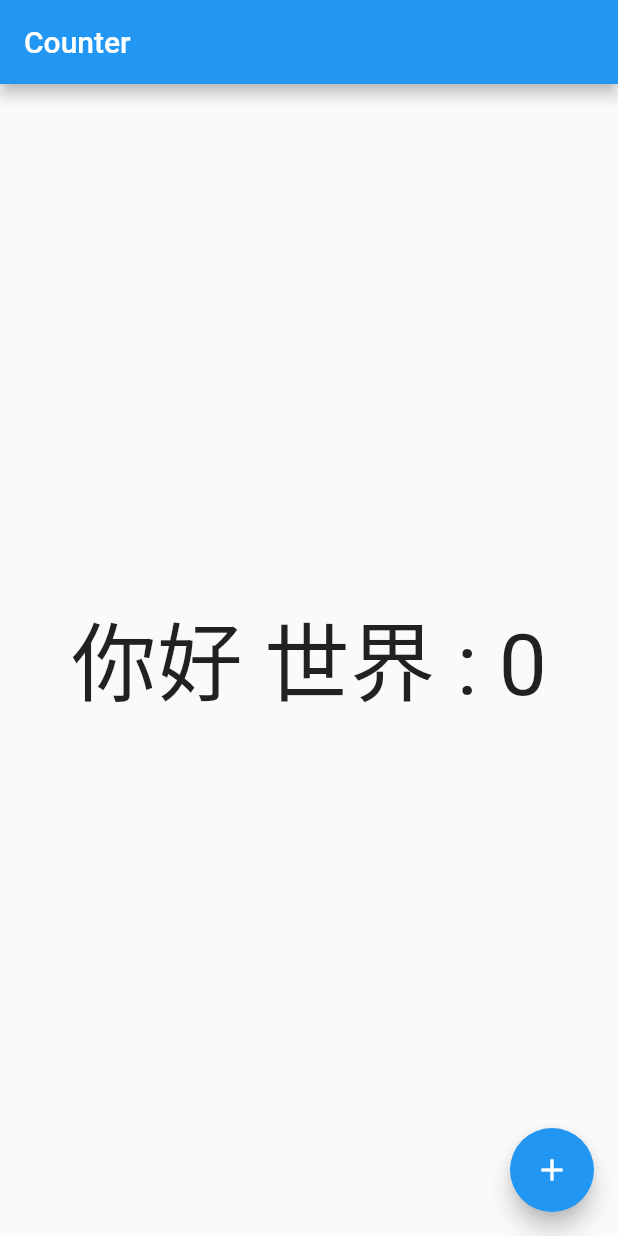
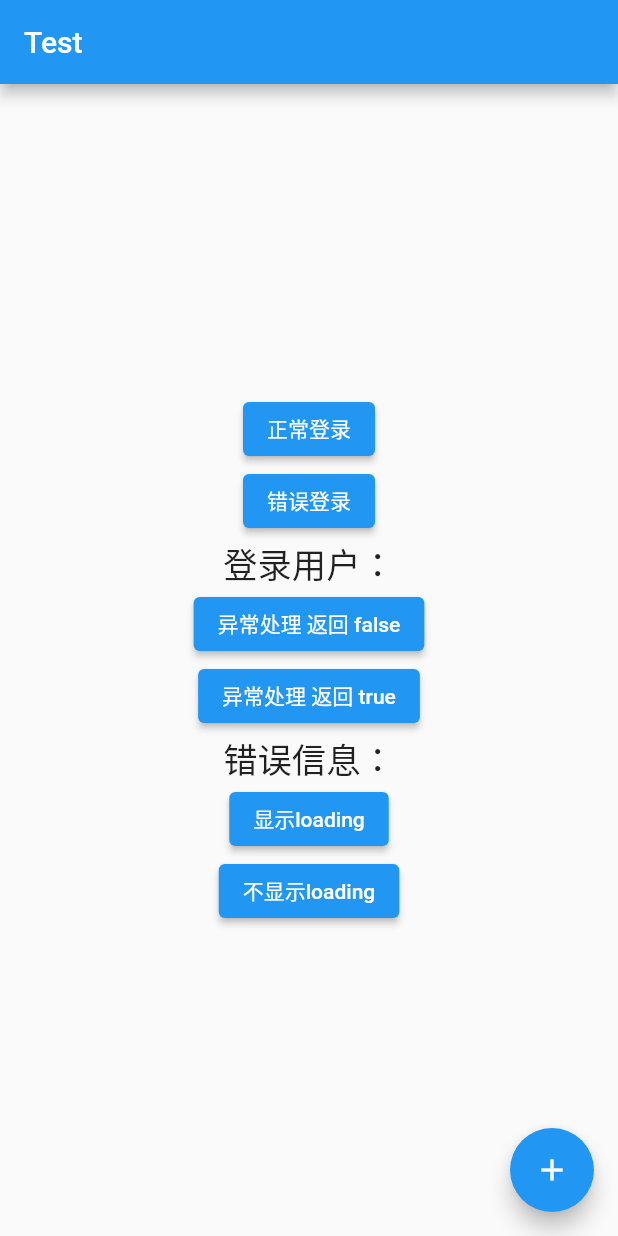
Before and after one commit to loongwind/flutter_app_core, a Flutter app: the screen it shows after launch, on a phone screen of 412 x 824 dp. Run offline on Flutter 3.47's test engine with Material 2 defaults, Android fonts, the phone set to English and light mode, and no system bars; our stand-ins replace dio, flutter_easyloading, flutter_screenutil, get, pretty_dio_logger; accounts and stored records are empty.

Commit message:
request optimize

```diff
--- a/lib/models/login_params.dart
+++ b/lib/models/login_params.dart
@@ -6,13 +6,8 @@ import 'package:flutter_app_core/generated/json/login_params.g.dart';
 @JsonSerializable()
 class LoginParams {
 
-	String? account;
-	String? code;
-	String? grantType;
-	String? key;
+	String? username;
 	String? password;
-	String? refreshToken;
-	String? tenant;
 
   LoginParams();
 
--- a/lib/models/user_entity.dart
+++ b/lib/models/user_entity.dart
@@ -4,12 +4,9 @@ import 'package:flutter_app_core/generated/json/user_entity.g.dart';
 
 @JsonSerializable()
 class UserEntity {
-   String? id;
-   @JSONField(serialize: false)
-   String? name;
-   @JSONField(name: "AGE")
+   String? userId;
+   String? username;
    int? age;
-   UserEntity? child;
 
   UserEntity();
 
--- a/lib/pages/counter/state.dart
+++ b/lib/pages/counter/state.dart
@@ -1,5 +1,11 @@
+import 'package:flutter_app_core/models/user_entity.dart';
+
 class CounterState {
   late int count;
+
+  UserEntity? user;
+  String? errorMessage;
+
   CounterState() {
     count = 0;
   }
--- a/lib/pages/counter/view.dart
+++ b/lib/pages/counter/view.dart
@@ -17,16 +17,31 @@ class CounterPage extends StatelessWidget {
       maxHeight: MediaQuery.of(context).size.height
     ),
     designSize: const Size(360, 690),
+    context: Get.context,
     orientation: Orientation.portrait);
     return  Scaffold(
       appBar: AppBar(
-        title: const Text("Counter"),
+        title: const Text("Test"),
       ),
-      body: Center(
-        child: GetBuilder<CounterController>(builder: (controller) {
-          return Text("${SR.hello.tr} : ${state.count}", style: TextStyle(fontSize: 50.sp),);
-        }),
-      ),
+      body: GetBuilder<CounterController>(builder: (controller) {
+        return Center(
+          child: Column(
+            mainAxisAlignment: MainAxisAlignment.center,
+            children: [
+              // Text("${SR.hello.tr} : ${state.count}", style: TextStyle(fontSize: 50.sp),),
+              ElevatedButton(onPressed: () => controller.login("123456"), child: const Text("正常登录")),
+              ElevatedButton(onPressed: () => controller.login("654321"), child: const Text("错误登录")),
+              Text("登录用户：${state.user?.username ?? ""}", style: TextStyle(fontSize: 20.sp),),
+              ElevatedButton(onPressed: () => controller.loginError(false), child: const Text("异常处理 返回 false")),
+              ElevatedButton(onPressed: () => controller.loginError(true), child: const Text("异常处理 返回 true")),
+              Text("错误信息：${state.errorMessage ?? ""}", style: TextStyle(fontSize: 20.sp),),
+              ElevatedButton(onPressed: () => controller.loginLoading(true), child: const Text("显示loading")),
+              ElevatedButton(onPressed: () => controller.loginLoading(false), child: const Text("不显示loading")),
+
+            ],
+          ),
+        );
+      }),
       floatingActionButton: FloatingActionButton(
         child: const Icon(Icons.add),
         onPressed: () => controller.increase(),
--- a/lib/request/apis.dart
+++ b/lib/request/apis.dart
@@ -1,11 +1,6 @@
 
 class APIS{
-  static const baseUrl = "https://www.fastmock.site/mock/6d5084df89b4c7a49b28052a0f51c29a/sy";
-
-
-  static const captcha = baseUrl +  "/api/auth/anno/captcha?key=";
-
-  static const login = "/api/auth/noToken/login";
+  static const login = "/login";
   static const test = "/test";
 
 
--- a/lib/request/config.dart
+++ b/lib/request/config.dart
@@ -1,9 +1,7 @@
 
 ///request config
-class RC{
+class RequestConfig{
+  static const baseUrl = "https://www.fastmock.site/mock/6d5084df89b4c7a49b28052a0f51c29a/test";
   static const connectTimeout = 15000;
   static const successCode = 200;
-
-
-  static const unknownException = "未知错误";
 }
--- a/lib/request/exception_handler.dart
+++ b/lib/request/exception_handler.dart
@@ -15,9 +15,7 @@ bool handleException(ApiException exception, {bool Function(ApiException)? onErr
     ///todo to login
     return true;
   }
-
-  print(exception.stackInfo);
-  EasyLoading.showError(exception.message ?? RC.unknownException);
+  EasyLoading.showError(exception.message ?? ApiException.unknownException);
 
   return false;
 }
--- a/pubspec.yaml
+++ b/pubspec.yaml
@@ -38,6 +38,8 @@ dependencies:
   pretty_dio_logger: ^1.1.1
   # loading
   flutter_easyloading: ^3.0.3
+
+  webview_flutter: ^3.0.0
 
 
   # The following adds the Cupertino Icons font to your application.
```
Also changed, not shown: lib/pages/counter/controller.dart (+33 -12 lines), lib/request/exception.dart (+9 -8 lines), lib/request/request_client.dart (+9 -21 lines), lib/generated/json/login_params.g.dart, lib/generated/json/user_entity.g.dart, pubspec.lock, 4 other files.
